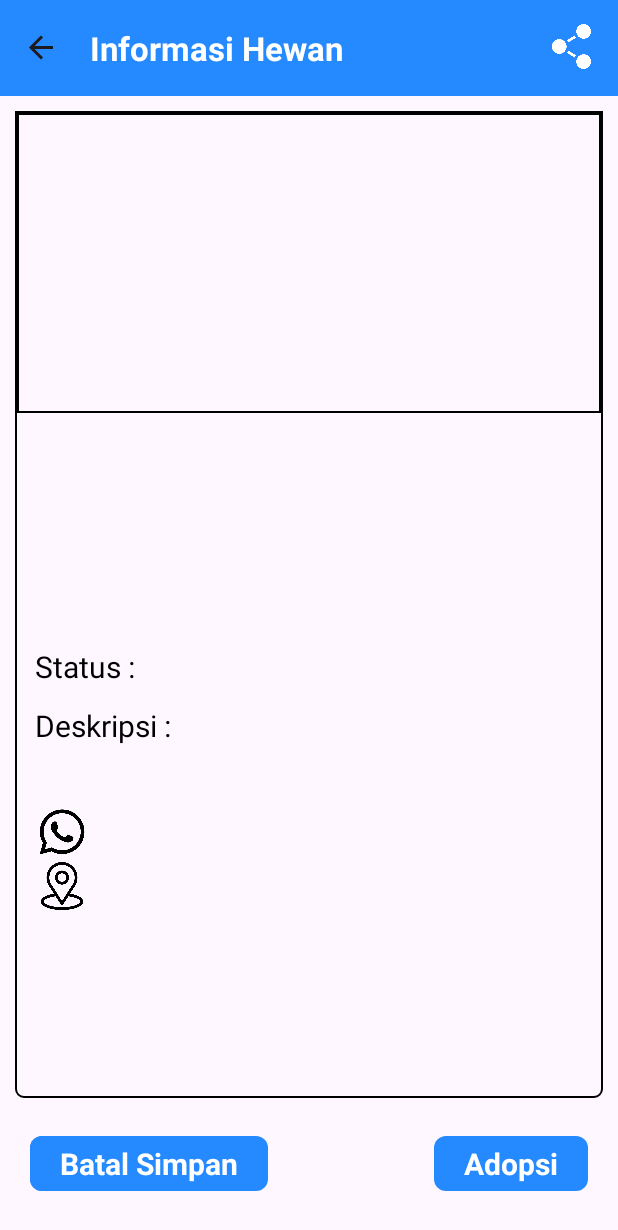
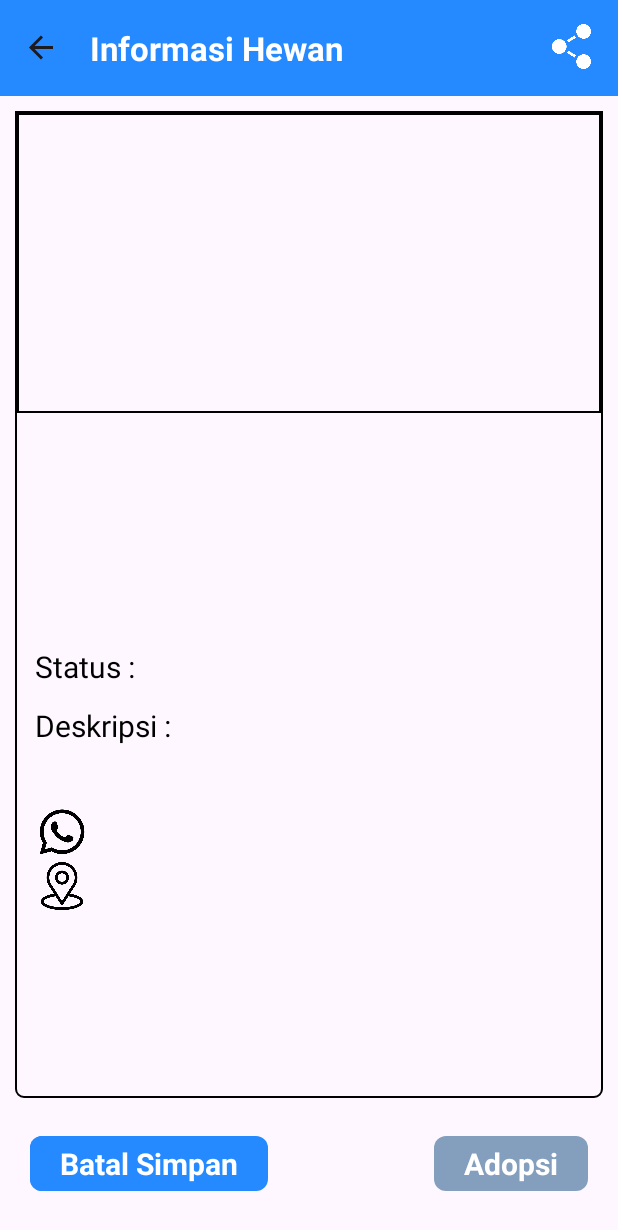
Before and after one commit to rico-r/AdoptMeNow, an Android app: the PetInfoFragment screen opened through its navigation route, on a phone screen of 412 x 824 dp. Shown: the top 1230 px of the screen. Run offline under Robolectric (Android 15) with nearby library versions, the phone set to English and light mode, and no system bars; our stand-ins replace Firebase (no records; nobody signed in at launch, a user with empty details on screens opened directly), data binding, navigation-ui; 2 statements that could not run were skipped.

Commit message:
Disable adopt button if current user is post owner

```diff
--- a/app/src/main/java/com/kelompok5/adoptmenow/petinfo/PetInfoViewModel.kt
+++ b/app/src/main/java/com/kelompok5/adoptmenow/petinfo/PetInfoViewModel.kt
@@ -5,6 +5,7 @@ import androidx.lifecycle.MediatorLiveData
 import androidx.lifecycle.MutableLiveData
 import androidx.lifecycle.ViewModel
 import androidx.lifecycle.map
+import com.kelompok5.adoptmenow.network.FirebaseData
 import com.kelompok5.adoptmenow.saved.SavedViewModel
 
 class PetInfoViewModel(
@@ -28,6 +29,7 @@ class PetInfoViewModel(
     }
     val saveButtonVisibility = _isSaved.map { visibleIf(!it) }
     val unsaveButtonVisibility = _isSaved.map { visibleIf(it) }
+    val adoptButtonEnabled = pet.map { it.owner.isNotEmpty() && it.owner != FirebaseData.uid }
 
     private fun visibleIf(isVisible: Boolean): Int {
         return if(isVisible) View.VISIBLE else View.GONE
--- a/app/src/main/res/drawable/primary_button.xml
+++ b/app/src/main/res/drawable/primary_button.xml
@@ -1,5 +1,16 @@
 <?xml version="1.0" encoding="utf-8"?>
 <selector xmlns:android="http://schemas.android.com/apk/res/android">
+    <item android:state_enabled="false">
+        <shape android:shape="rectangle">
+            <solid android:color="#849FBE" />
+            <corners android:radius="8dp" />
+            <padding
+                android:top="5dp"
+                android:bottom="5dp"
+                android:left="20dp"
+                android:right="20dp"/>
+        </shape>
+    </item>
     <item android:state_pressed="true">
         <shape android:shape="rectangle">
             <solid android:color="#85BDFF" />
--- a/app/src/main/res/layout/fragment_pet_info.xml
+++ b/app/src/main/res/layout/fragment_pet_info.xml
@@ -205,6 +205,7 @@
                 android:layout_marginEnd="20dp"
                 android:id="@+id/adopt_button"
                 android:text="@string/adopt"
+                android:enabled="@{viewModel.adoptButtonEnabled}"
                 app:layout_constraintEnd_toEndOf="parent"
                 app:layout_constraintTop_toTopOf="parent"
                 app:layout_constraintBottom_toBottomOf="parent" />
```
